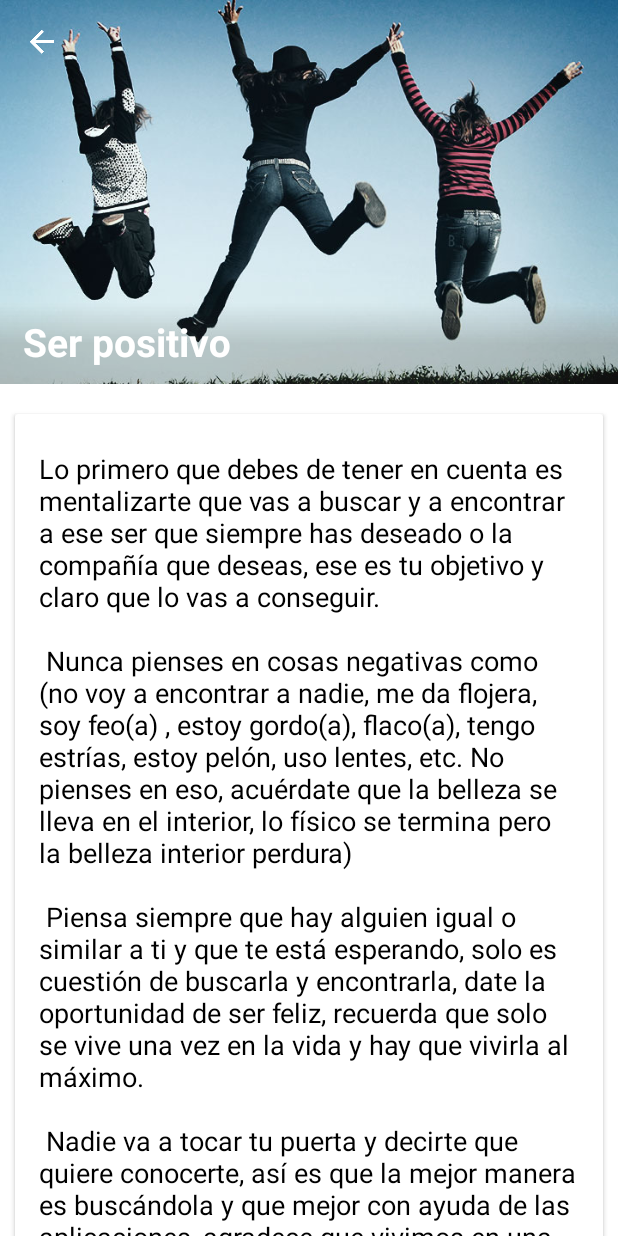
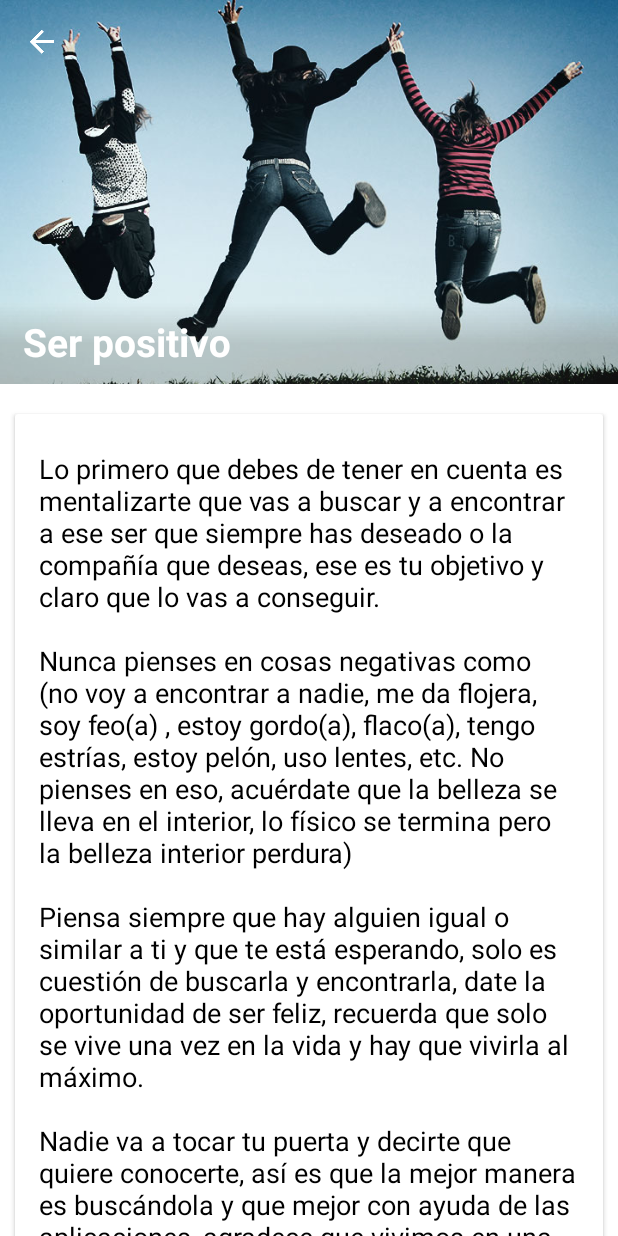
Before and after one commit to ChEmO1990/EncuentraPareja, an Android app: the DescriptionDetailActivity screen opened directly, with no data from a screen before it, on a phone screen of 412 x 824 dp. Run offline under Robolectric (Android 15) with nearby library versions, the phone set to English and light mode, and no system bars; libraries missing offline, so code that uses them is left out: android.support.v7, com.vstechlab.easyfonts; network calls fail; pictures from the network do not load; 3 statements that could not run were skipped.

Commit message:
Se modificaron las cadenas en el archivo de strings.xml para poder mostrar etiquetas html desde codigo Java.

```diff
--- a/app/src/main/java/com/anselmo/encuentrapareja/ui/DescriptionDetailActivity.java
+++ b/app/src/main/java/com/anselmo/encuentrapareja/ui/DescriptionDetailActivity.java
@@ -6,6 +6,7 @@ package com.anselmo.encuentrapareja.ui;
 
 import android.os.Bundle;
 import android.support.design.widget.CollapsingToolbarLayout;
+import android.text.Html;
 import android.view.View;
 import android.widget.ImageView;
 import android.widget.TextView;
@@ -88,61 +89,61 @@ public class DescriptionDetailActivity extends BaseActivity {
             case 0:
                 loadBackdrop( IMAGES_ARRAY[0] );
                 collapsingToolbar.setTitle(titlesArraySteps[0]);
-                labelDescription.setText(getString(DESCRIPTION_ARRAY_RESOURCES[0]));
+                labelDescription.setText( Html.fromHtml( getString(DESCRIPTION_ARRAY_RESOURCES[0])) );
                 break;
 
             case 1:
                 loadBackdrop( IMAGES_ARRAY[1] );
                 collapsingToolbar.setTitle(titlesArraySteps[1]);
-                labelDescription.setText(getString(DESCRIPTION_ARRAY_RESOURCES[1]));
+                labelDescription.setText( Html.fromHtml( getString(DESCRIPTION_ARRAY_RESOURCES[1])) );
                 break;
 
             case 2:
                 loadBackdrop( IMAGES_ARRAY[2] );
                 collapsingToolbar.setTitle(titlesArraySteps[2]);
-                labelDescription.setText(getString(DESCRIPTION_ARRAY_RESOURCES[2]));
+                labelDescription.setText( Html.fromHtml( getString(DESCRIPTION_ARRAY_RESOURCES[2])) );
                 break;
 
             case 3:
                 loadBackdrop( IMAGES_ARRAY[3] );
                 collapsingToolbar.setTitle(titlesArraySteps[3]);
-                labelDescription.setText( getString( DESCRIPTION_ARRAY_RESOURCES[3]) );
+                labelDescription.setText( Html.fromHtml(getString(DESCRIPTION_ARRAY_RESOURCES[3])) );
                 break;
 
             case 4:
                 loadBackdrop( IMAGES_ARRAY[4] );
                 collapsingToolbar.setTitle(titlesArraySteps[4]);
-                labelDescription.setText( getString( DESCRIPTION_ARRAY_RESOURCES[4]) );
+                labelDescription.setText( Html.fromHtml(getString(DESCRIPTION_ARRAY_RESOURCES[4])) );
                 break;
 
             case 5:
                 loadBackdrop( IMAGES_ARRAY[5] );
                 collapsingToolbar.setTitle(titlesArraySteps[5]);
-                labelDescription.setText( getString( DESCRIPTION_ARRAY_RESOURCES[5]) );
+                labelDescription.setText( Html.fromHtml(getString(DESCRIPTION_ARRAY_RESOURCES[5])) );
                 break;
 
             case 6:
                 loadBackdrop( IMAGES_ARRAY[6] );
                 collapsingToolbar.setTitle(titlesArraySteps[6]);
-                labelDescription.setText( getString( DESCRIPTION_ARRAY_RESOURCES[6]) );
+                labelDescription.setText( Html.fromHtml(getString(DESCRIPTION_ARRAY_RESOURCES[6])) );
                 break;
 
             case 7:
                 loadBackdrop( IMAGES_ARRAY[7] );
                 collapsingToolbar.setTitle(titlesArraySteps[7]);
-                labelDescription.setText( getString( DESCRIPTION_ARRAY_RESOURCES[7]) );
+                labelDescription.setText( Html.fromHtml(getString(DESCRIPTION_ARRAY_RESOURCES[7])) );
                 break;
 
             case 8:
                 loadBackdrop( IMAGES_ARRAY[8] );
                 collapsingToolbar.setTitle(titlesArraySteps[8]);
-                labelDescription.setText( getString( DESCRIPTION_ARRAY_RESOURCES[8]) );
+                labelDescription.setText( Html.fromHtml(getString(DESCRIPTION_ARRAY_RESOURCES[8])) );
                 break;
 
             case 9:
                 loadBackdrop( IMAGES_ARRAY[9] );
                 collapsingToolbar.setTitle(titlesArraySteps[9]);
-                labelDescription.setText( getString( DESCRIPTION_ARRAY_RESOURCES[9]) );
+                labelDescription.setText( Html.fromHtml(getString(DESCRIPTION_ARRAY_RESOURCES[9])) );
                 break;
         }
     }
--- a/app/src/main/res/values/strings.xml
+++ b/app/src/main/res/values/strings.xml
@@ -37,205 +37,206 @@
         <item>Pareja y relación</item>
     </string-array>
 
+
     <string name="step_one_description">
         Lo primero que debes de tener en cuenta es mentalizarte que vas a buscar y a encontrar a ese ser
         que siempre has deseado o la compañía que deseas, ese es tu objetivo y claro que lo vas a
-        conseguir.  \n \n
+        conseguir. &lt;br>&lt;/br>  &lt;br>&lt;/br>
 
         Nunca pienses en cosas negativas como (no voy a encontrar a nadie, me da flojera, soy feo(a) ,
         estoy gordo(a), flaco(a), tengo estrías, estoy pelón, uso lentes, etc. No pienses en eso, acuérdate
-        que la belleza se lleva en el interior, lo físico se termina pero la belleza interior perdura) \n \n
+        que la belleza se lleva en el interior, lo físico se termina pero la belleza interior perdura) &lt;br>&lt;/br>  &lt;br>&lt;/br>
 
         Piensa siempre que hay alguien igual o similar a ti y que te está esperando, solo es cuestión de
         buscarla y encontrarla, date la oportunidad de ser feliz, recuerda que solo se vive una vez en la
-        vida y hay que vivirla al máximo.  \n \n
+        vida y hay que vivirla al máximo. &lt;br>&lt;/br>  &lt;br>&lt;/br>
 
         Nadie va a tocar tu puerta y decirte que quiere conocerte, así es que la mejor manera es
         buscándola y que mejor con ayuda de las aplicaciones, agradece que vivimos en una era
-        tecnológica y hay que usarla.  \n \n
+        tecnológica y hay que usarla. &lt;br>&lt;/br>  &lt;br>&lt;/br>
 
         Una vez que tengas mentalizado(a) que quieres encontrar a ese ser especial, empecemos.
     </string>
 
     <string name="step_two_description">
         A continuación te mencionare algunas de las aplicaciones para encontrar pareja,
-        descarga las que gustes al final de leer todos los pasos. \n \n
+        descarga las que gustes al final de leer todos los pasos. &lt;br>&lt;/br>
 
         Todas estas aplicaciones son gratuitas al descargarlas y te dan una opción básica
         gratis, si quieres posicionarte en las mejores búsquedas y tener más privilegios como
         platicar con todos, subir muchas fotos, tener más encuentros entonces te pedirán
         pagar una cuota mensual por ellas, en su mayoría los precios son accesibles. Son
         muy sencillas de instalar para eso fueron diseñadas, así es que toma el mayor
-        provecho de ellas. \n \n
+        provecho de ellas. &lt;br>&lt;/br>  &lt;br>&lt;/br>
 
-        <b>Tinder:</b> Funciona con tu cuenta de Facebook, en la cual puedes agregar fotos de tu
+        &lt;b>Tinder:&lt;/b> Funciona con tu cuenta de Facebook, en la cual puedes agregar fotos de tu
         perfil y puedes dar like a la persona que te gustan y si esa otra persona también te dio
         like entonces hará el Match y podrán conversar, es una de las mejores del mundo y
-        muy recomendada. \n \n
+        muy recomendada. &lt;br>&lt;/br>  &lt;br>&lt;/br>
 
-        <b>Badoo:</b> Te registras, subes fotos y puedes buscar personas que te gusten, darles like
+        &lt;b>Badoo:&lt;/b> Te registras, subes fotos y puedes buscar personas que te gusten, darles like
         conversar con ellas, en lo particular es muy buena esta aplicación, puedes enviarles
-        mensajes sin match o con match. \n \n
+        mensajes sin match o con match. &lt;br>&lt;/br>  &lt;br>&lt;/br>
 
-        <b>Adopta un chico:</b> Así es, chicos y chicas ahora nos toca a los hombres ponernos en
+        &lt;b>Adopta un chico:&lt;/b> Así es, chicos y chicas ahora nos toca a los hombres ponernos en
         adopción y que nos adopte una chica, esta aplicación es muy interesante ya que
         lanzas hechizos a la persona que te gusta y ella decide si te agrega en su carrito o
-        quiere adoptarte. \n \n
+        quiere adoptarte. &lt;br>&lt;/br>  &lt;br>&lt;/br>
 
-        <b>POF:</b> Esta aplicación pide un poco más de datos, test de lo que te gusta, pero
+        &lt;b>POF:&lt;/b> Esta aplicación pide un poco más de datos, test de lo que te gusta, pero
         también es una de las mejores y funciona muy bien, vale la pena llenar un poco más
-        de información de tu perfil para que la búsqueda sea más especifica. \n \n
+        de información de tu perfil para que la búsqueda sea más especifica. &lt;br>&lt;/br>  &lt;br>&lt;/br>
 
-        <b>Jaumo:</b> Esta aplicación tiene un poco de todo, es fácil de usar y encuentras pareja,
-        das like a la persona con la que quieras platicar y listo. \n \n
+        &lt;b>Jaumo:&lt;/b> Esta aplicación tiene un poco de todo, es fácil de usar y encuentras pareja,
+        das like a la persona con la que quieras platicar y listo. &lt;br>&lt;/br>  &lt;br>&lt;/br>
 
-        <b>Skout:</b> Es algo parecido a Badoo en la cual te registras, buscas con quien desees
-        conversar, das likes y a platicar se ha dicho. \n \n
+        &lt;b>Skout:&lt;/b> Es algo parecido a Badoo en la cual te registras, buscas con quien desees
+        conversar, das likes y a platicar se ha dicho. &lt;br>&lt;/br>  &lt;br>&lt;/br>
 
-        <b>Grindr:</b> Es como Tinder, pero para usuarios gays es muy popular en su ramo, sí eres
-        de este perfil, no esperes más e instala la aplicación. \n \n
+        &lt;b>Grindr:&lt;/b> Es como Tinder, pero para usuarios gays es muy popular en su ramo, sí eres
+        de este perfil, no esperes más e instala la aplicación. &lt;br>&lt;/br>  &lt;br>&lt;/br>
 
-        <b>HER:</b> Es la versión para chicas bisexuales y lesbianas de Grindr. \n \n
+        &lt;b>HER:&lt;/b> Es la versión para chicas bisexuales y lesbianas de Grindr. &lt;br>&lt;/br>  &lt;br>&lt;/br>
 
-        <b>Happn:</b> Es para ligar con personas con la que te encuentras en la calle y que todavía
-        aun no conoces.\n \n
+        &lt;b>Happn:&lt;/b> Es para ligar con personas con la que te encuentras en la calle y que todavía
+        aun no conoces. &lt;br>&lt;/br>  &lt;br>&lt;/br>
 
-        <b>Lovoo:</b> Funciona con un radar, que permite encontrar y contactar a otros usuarios
-        para poder conocerse. \n \n
+        &lt;b>Lovoo:&lt;/b> Funciona con un radar, que permite encontrar y contactar a otros usuarios
+        para poder conocerse. &lt;br>&lt;/br>  &lt;br>&lt;/br>
 
-        <b>Meetic:</b> Es lo mismo que las otras aplicaciones, buscas solteros y solteras de todo el mundo
-        y puedes acceder a un buzón de correo. \n \n
+        &lt;b>Meetic:&lt;/b>  Es lo mismo que las otras aplicaciones, buscas solteros y solteras de todo el mundo
+        y puedes acceder a un buzón de correo. &lt;br>&lt;/br>  &lt;br>&lt;/br>
 
-        <b>Flirt:</b> Esta aplicación está diseñada para aquellas personas que desean entablar una relación
+        &lt;b>Flirt:&lt;/b>  Esta aplicación está diseñada para aquellas personas que desean entablar una relación
         con personas que se encuentran en un entorno cercano, se basa en gustos y estilos de vida
-        similares. \n \n
+        similares. &lt;br>&lt;/br>  &lt;br>&lt;/br>
     </string>
 
     <string name="step_three_description">
         Lo primero que tienes que hacer es buscar en tu celular las mejores fotos que te
         hayas tomado en el último mes o bien en caso de no tener, primero tomate unas
-        Selfies o pide ayuda alguien que te las tome y selecciona las mejores, \n \n
+        Selfies o pide ayuda alguien que te las tome y selecciona las mejores, &lt;br>&lt;/br> &lt;br>&lt;/br>
 
-        <b>Que fotos usar:</b> Selfies, en fiestas, parques, de cara, cuerpo completo, de
+        &lt;b>Que fotos usar:&lt;/b> Selfies, en fiestas, parques, de cara, cuerpo completo, de
         vacaciones, en espejos pero bien tomada sin flash, con tu mejor ropa, con accesorios,
-        sin lentes de sol, de perfil escoge la mejor, recuerda que salgas tú solo(a). \n \n
+        sin lentes de sol, de perfil escoge la mejor, recuerda que salgas tú solo(a). &lt;br>&lt;/br> &lt;br>&lt;/br>
 
-        <b>Que fotos NO usar:</b> con amigos u otras personas en grupos, obscuras, editadas, en
+        &lt;b>Que fotos NO usar:&lt;/b> con amigos u otras personas en grupos, obscuras, editadas, en
         baños, en cuartos donde tengas ropa tirada, con animales, fumando, tomando alcohol,
-        imágenes con mensajes, paisajes, ciudades. \n \n
+        imágenes con mensajes, paisajes, ciudades. &lt;br>&lt;/br> &lt;br>&lt;/br>
     </string>
 
     <string name="step_four_description">
         Regístrate en la aplicación que hayas escogido o si encontraste otra que no
         mencioné, adelante, sube tus mejores fotos, descripción personal y lo que estás
-        buscando. \n \n
+        buscando. &lt;br>&lt;/br> &lt;br>&lt;/br>
 
-        <b>Descripción personal:</b> En diferentes aplicaciones te pide edad, profesión, tamaño de
+        &lt;b>Descripción personal:&lt;/b> En diferentes aplicaciones te pide edad, profesión, tamaño de
         cuerpo, como te gustaría que fuera la otra persona, si bebes, fumas, status civil,
         intereses, religión, idiomas etc. debes de escribir o seleccionar lo que realmente eres,
         siempre descríbete que te gusta hacer en tus tiempos libres,  y como eres y que sea
         breve, no escribas todo de ti ya que no le será importante a la otra persona si lo has
-        dicho todo. \n \n
+        dicho todo. &lt;br>&lt;/br>
     </string>
 
     <string name="step_five_description">
-        <b>Lo que estás buscando:</b> en la mayoría de las aplicaciones te da la opción de que
+        &lt;b>Lo que estás buscando:&lt;/b> En la mayoría de las aplicaciones te da la opción de que
         estas buscando, pareja, sexo, pasarla bien, compañía, amistad etc. Escoge amistad,
         compañía comienza por eso ya que si le das inmediatamente sexo cuando hagas la
         búsqueda será muy optimizada y a la otra persona no le gustara la idea inmediata de
-        sexo, recuerda que lo que estamos buscando es pareja. \n \n
+        sexo, recuerda que lo que estamos buscando es pareja. &lt;br>&lt;/br> &lt;br>&lt;/br>
 
-        <b>Búsqueda por cuerpo:</b> no selecciones o busques por cuerpos esculturales, que tu
+        &lt;b>Búsqueda por cuerpo:&lt;/b> No selecciones o busques por cuerpos esculturales, que tu
         búsqueda sea por cualquier cuerpo así tendrás más opciones de encontrar pareja, sé
         que hay de todos los gustos pero en esta ocasión debes de conocer de todo y que no
         te importe su cuerpo, una vez que seas experto(a) en búsquedas, puedes seleccionar
-        lo que gustes. \n \n
+        lo que gustes. &lt;br>&lt;/br> &lt;br>&lt;/br>
 
-        <b>Búsqueda por geolocalización:</b> significa que podrás buscar y encontrar solo a las
+        &lt;b>Búsqueda por geolocalización:&lt;/b> Significa que podrás buscar y encontrar solo a las
         personas que están a tu alrededor en la aplicación hay opciones de  buscar a ciertos
         kilómetros a la redonda ya que si escoges a más distancia entonces perderás tiempo
         en la búsqueda, no busques en otros estados o países a menos que vayas a ir de
-        viaje. \n \n
+        viaje. &lt;br>&lt;/br>
     </string>
 
     <string name="step_six_description">
-        <b>A quien darle Me gusta o Like:</b> puedes ser selectivo y lo que te gusta, pero recuerda
+        &lt;b>A quien darle Me gusta o Like:&lt;/b> Puedes ser selectivo y lo que te gusta, pero recuerda
         que tendrás menos opciones de encontrar pareja, por lo cual yo te recomiendo que le
         des like a la mayoría de tu búsqueda, eso te ayudara a que sea divertido y
-        emocionante. \n \n
+        emocionante. &lt;br>&lt;/br>
 
         Recuerda que no van a contestar todas las personas a quienes les hayas dado Like
         por que no todas las aplicaciones funcionan así, unas requieren de que la otra
         persona también le haya dado Like a tu foto es entonces cuando hace el match y
         pueden conversar, otras si permiten enviarles mensajes inmediatamente eso depende
-        de cada aplicación. \n \n
+        de cada aplicación. &lt;br>&lt;/br> &lt;br>&lt;/br>
 
-        <b>Alertas:</b> cuando llega una alerta en tu celular de que alguien te visito, hiciste match,
+        &lt;b>Alertas:&lt;/b> Cuando llega una alerta en tu celular de que alguien te visito, hiciste match,
         otra persona está a tu alrededor, no dudes ni un solo segundo en ir a la aplicación y
         ver quién es, conversa inmediatamente con esa persona, nunca digas después le
-        contesto a menos que vallas manejando o estés durmiendo. \n \n
+        contesto a menos que vallas manejando o estés durmiendo. &lt;br>&lt;/br>
 
-        Yo te estaré enviando diariamente tips. \n \n
+        Yo te estaré enviando diariamente tips. &lt;br>&lt;/br>
     </string>
 
     <string name="step_seven_description">
         Ya hice Match ¿y ahora qué hago? Felicidades tu primer match, lo primero que debes
-        de hacer es estar muy feliz y después escribirle a esa persona. \n \n
+        de hacer es estar muy feliz y después escribirle a esa persona. &lt;br>&lt;/br> &lt;br>&lt;/br>
 
-        <b>Que escribir por primera vez:</b> Se cortes, cordial, respetuoso, saluda, por ejemplo un
+        &lt;b>Que escribir por primera vez:&lt;/b> Se cortes, cordial, respetuoso, saluda, por ejemplo un
         ¡Hola como estas!, ¡mucho gusto!, recuerda usar siempre buena ortografía, eso habla
         bien de ti, en ocasiones usa algunos emoticones de sonrisas y no uses abreviaciones,
-        demuestra que eres una persona culta y segura. \n \n
+        demuestra que eres una persona culta y segura. &lt;br>&lt;/br> &lt;br>&lt;/br>
 
-        <b>Que NO escribirle por primera vez:</b> palabras mal sonantes o intimidantes como,
+        &lt;b>Que NO escribirle por primera vez:&lt;/b> Palabras mal sonantes o intimidantes como,
         Bonita, Mamacita, guapa, amor, mi vida, chula, bombón, te quiero, te amo etc. Nunca
         lo hagas al iniciar una conversación, esto demuestra que no eres respetuoso. Te
         recomiendo que uses una frase para tus primeros encuentros, en caso de que lo
-        hayas intentado muchas veces y nadie te conteste, cámbiala. \n \n
+        hayas intentado muchas veces y nadie te conteste, cámbiala. &lt;br>&lt;/br>
     </string>
 
     <string name="step_eight_description">
-        <b>Ya contesto la otra persona ¿qué sigue?</b> \n \n
+        &lt;b>Ya contesto la otra persona ¿qué sigue?&lt;/b>  &lt;br>&lt;/br> &lt;br>&lt;/br>
 
-        <b>De qué hablar por primera vez:</b> Entabla una conversación amena por ejemplo: a que
+        &lt;b>De qué hablar por primera vez:&lt;/b> Entabla una conversación amena por ejemplo: a que
         te dedicas, Habla del clima, que haces los fines de semana, a que lugares frecuentas
-        ir, música, películas, ejercicio, lugares, moda, comidas, bebidas etc. \n \n
+        ir, música, películas, ejercicio, lugares, moda, comidas, bebidas etc. &lt;br>&lt;/br> &lt;br>&lt;/br>
 
-        <b>De qué No debes de hablar por primera vez:</b> Exnovios, aspectos físicos, sexo, que
-        es lo que no te gusta, críticas, política, religión, drogas. \n \n
+        &lt;b>De qué No debes de hablar por primera vez:&lt;/b> Exnovios, aspectos físicos, sexo, que
+        es lo que no te gusta, críticas, política, religión, drogas. &lt;br>&lt;/br>
 
         Este paso es el más importante ya que es donde debes de dar lo mejor de ti para que
         la otra persona esté interesada, te estaré enviando tips diarios que te servirán de
-        ayuda. \n \n
+        ayuda. &lt;br>&lt;/br>
     </string>
 
     <string name="step_nine_description">
         ¿Cuanto tiempo debo de durar en platicar con la otra persona para poder citarla y verla
         en persona? esto depende de la con conversación que hayas entablado y la confianza
         que tengan los dos, pueden ser días o semanas, nunca dejes que pase mucho
-        tiempo, no pierdes nada con invitarla a salir. \n \n
+        tiempo, no pierdes nada con invitarla a salir. &lt;br>&lt;/br> &lt;br>&lt;/br>
 
-        <b>Invítala a salir:</b> ya se conocen, ahora es momento de invitar a salir a la otra persona.
+        &lt;b>Invítala a salir:&lt;/b>  ya se conocen, ahora es momento de invitar a salir a la otra persona.
         Cítala en algún lugar como un restaurant, bar, parque, café, plaza, de preferencia un
-        lugar público donde puedan platicar amenamente los dos. \n \n
+        lugar público donde puedan platicar amenamente los dos. &lt;br>&lt;/br>
 
         No seas tímido(a) porque ya sabrás que es lo que le gusta y que no le gusta ya llevas
-        ventaja al conocerla en este tiempo de usar la aplicación, todo saldrá muy bien.
+        ventaja al conocerla en este tiempo de usar la aplicación, todo saldrá muy bien. &lt;br>&lt;/br>
     </string>
 
     <string name="step_ten_description">
         Si se da la oportunidad de más cariño en el momento preciso y de preferencia que
         sea en persona, hazlo, dile que te gusta, que la pasas súper bien, que es una linda
         persona, que nunca habías conocido alguien así, bájale la luna y las estrellas y si ves
-        o sientes que es el momento pídele alguna relación más formal. \n \n
+        o sientes que es el momento pídele alguna relación más formal. &lt;br>&lt;/br> &lt;br>&lt;/br>
 
         Si tienes que invertirle en más citas o encuentros y que no es el momento de pedirle
         una relación formal con esa persona, espera y sigue saliendo con ella, nunca des
         marcha atrás siempre sigue adelante  e insistente y veras que todo ese esfuerzo dará
-        buenos resultados. \n \n
+        buenos resultados. &lt;br>&lt;/br> &lt;br>&lt;/br>
 
-        <b>Recuerda que el que no arriesga no gana  y solo se vive una vida y hay que
-        vivirla, VIVELA  Y DISFRUTALA.</b> \n \n
+        &lt;b>Recuerda que el que no arriesga no gana  y solo se vive una vida y hay que
+        vivirla, VIVELA  Y DISFRUTALA.&lt;/b>  &lt;br>&lt;/br>
     </string>
 
     <string name="title_activity_tips">TipsActivity</string>
```
